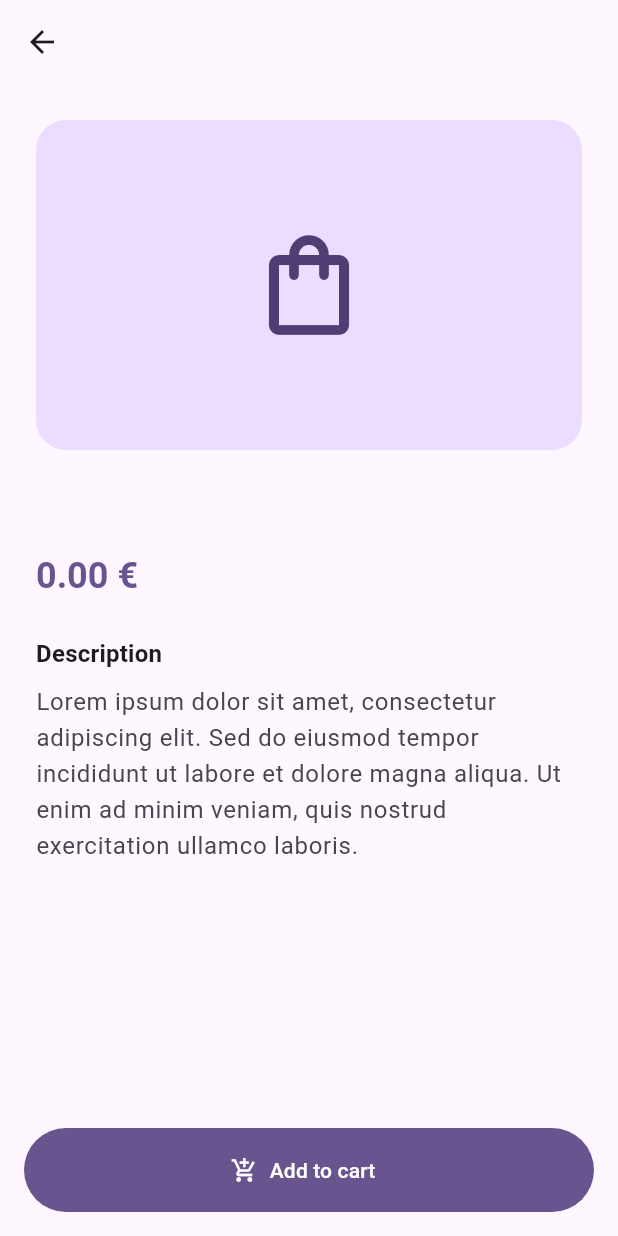
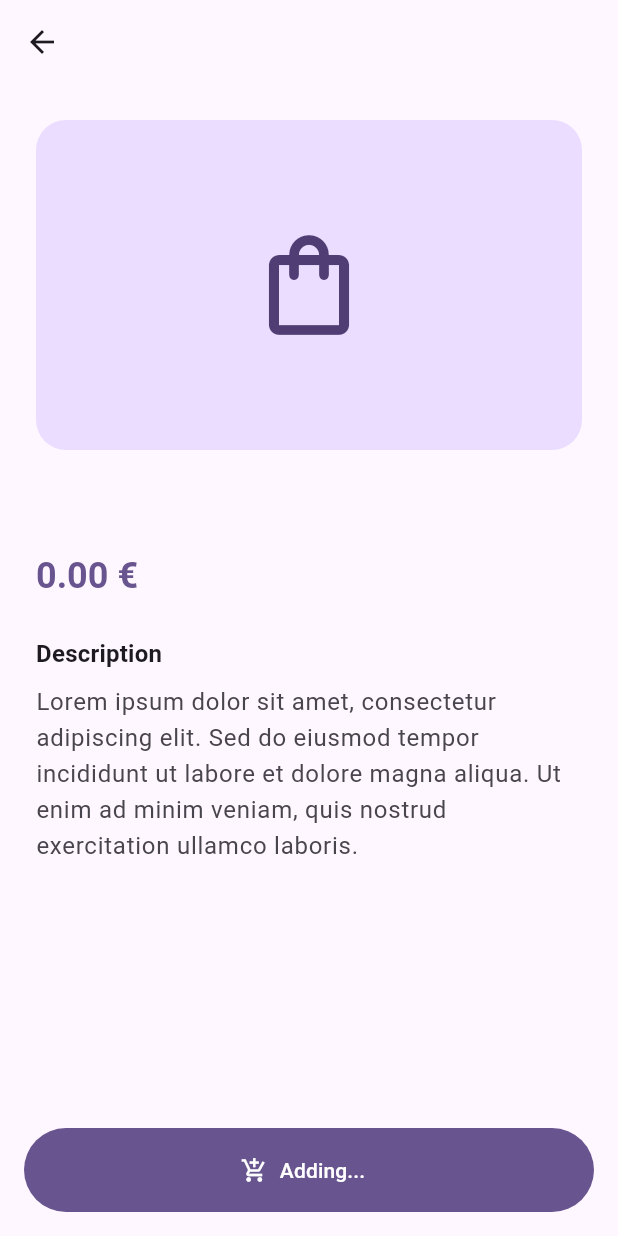
Before and after one commit to ThomasEcalle/moc_4_2026, a Flutter app: the ProductDetailScreen screen opened directly with empty values, after a tap on "Add to cart", on a phone screen of 412 x 824 dp. Run offline on Flutter 3.47's test engine with Material 3 defaults, Android fonts, the phone set to English and light mode, and no system bars; our stand-ins replace bloc, flutter_bloc; network calls fail.

Commit message:
Add loading status when adding product to cart

```diff
--- a/lib/blocs/cart_bloc/cart_bloc.dart
+++ b/lib/blocs/cart_bloc/cart_bloc.dart
@@ -13,6 +13,21 @@ class CartBloc extends Bloc<CartEvent, CartState> {
   Future<void> _onAddToCart(AddToCart event, Emitter<CartState> emit) async {
     final product = event.product;
     final actualProducts = state.products;
-    emit(CartState(products: [...actualProducts, product]));
+
+    emit(
+      CartState(
+        status: CartStatus.addingProduct,
+        products: actualProducts,
+      ),
+    );
+
+    await Future.delayed(const Duration(seconds: 4));
+
+    emit(
+      CartState(
+        status: CartStatus.success,
+        products: [...actualProducts, product],
+      ),
+    );
   }
 }
--- a/lib/blocs/cart_bloc/cart_state.dart
+++ b/lib/blocs/cart_bloc/cart_state.dart
@@ -1,9 +1,17 @@
 part of 'cart_bloc.dart';
 
+enum CartStatus {
+  addingProduct,
+  errorAddingProduct,
+  success,
+}
+
 final class CartState {
+  final CartStatus status;
   final List<Product> products;
 
   CartState({
+    this.status = CartStatus.success,
     this.products = const [],
   });
 }
--- a/lib/product_detail_screen/product_detail_screen.dart
+++ b/lib/product_detail_screen/product_detail_screen.dart
@@ -88,12 +88,18 @@ class ProductDetailScreen extends StatelessWidget {
               child: SizedBox(
                 width: double.infinity,
                 height: 56,
-                child: FilledButton.icon(
-                  onPressed: () {
-                    BlocProvider.of<CartBloc>(context).add(AddToCart(product));
+                child: BlocBuilder<CartBloc, CartState>(
+                  builder: (context, state) {
+                    final loading = state.status == CartStatus.addingProduct;
+                    return FilledButton.icon(
+                      onPressed: () {
+                        if (loading) return;
+                        BlocProvider.of<CartBloc>(context).add(AddToCart(product));
+                      },
+                      icon: const Icon(Icons.add_shopping_cart),
+                      label: Text(loading ? 'Adding...' : 'Add to cart'),
+                    );
                   },
-                  icon: const Icon(Icons.add_shopping_cart),
-                  label: const Text('Add to cart'),
                 ),
               ),
             ),
```
